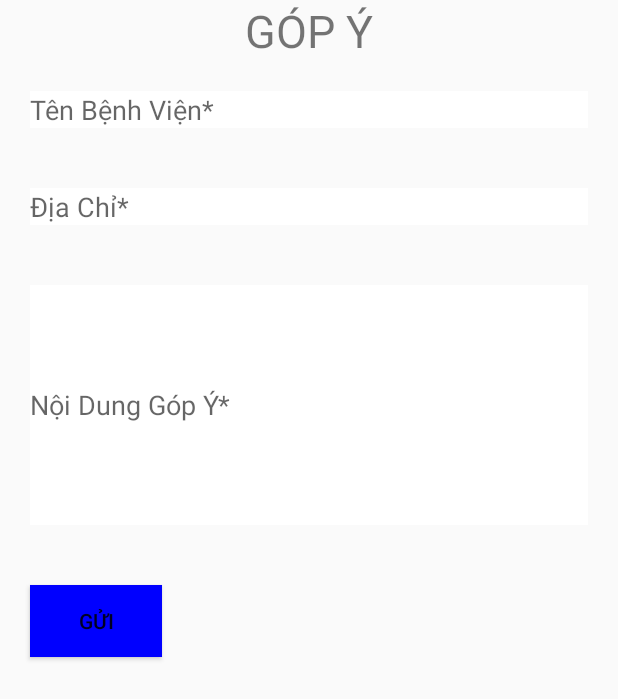
After one commit to phatlt2908/Android_ArcgisHospital, an Android app: the FeedBack screen opened directly, with no data from a screen before it, on a phone screen of 412 x 824 dp. The commit adds this screen. Shown: the top 699 px of the screen. Run offline under Robolectric (Android 15) with nearby library versions, the phone set to English and light mode, and no system bars.

Commit message:
Toan commit form feed back

```diff
--- a/app/src/main/AndroidManifest.xml
+++ b/app/src/main/AndroidManifest.xml
@@ -31,6 +31,7 @@
                 <category android:name="android.intent.category.LAUNCHER" />
             </intent-filter>
         </activity>
+        <activity android:name=".FeedBack"></activity>
     </application>
 
 </manifest>
--- /dev/null
+++ b/app/src/main/java/com/phatlt/suportmedicalacrgisapi/FeedBack.java
@@ -0,0 +1,87 @@
+package com.phatlt.suportmedicalacrgisapi;
+
+import android.app.Activity;
+import android.app.AlertDialog;
+import android.content.DialogInterface;
+import android.os.Bundle;
+import android.support.annotation.Nullable;
+import android.view.View;
+import android.widget.Button;
+import android.widget.EditText;
+
+public class FeedBack extends Activity {
+    EditText medicalName, medicalAdress, feedBackContent;
+    Button btnSend;
+    String medicalNameText, medicalAdressText, feedBackContentText;
+    boolean emptyText;
+    @Override
+    protected void onCreate(@Nullable Bundle savedInstanceState) {
+        super.onCreate(savedInstanceState);
+        setContentView(R.layout.feed_back);
+        addControls();
+        controlsButton();
+    }
+    private void controlsButton(){
+        btnSend.setOnClickListener(new View.OnClickListener() {
+            @Override
+            public void onClick(View view) {
+                Check();
+                if (emptyText == false) {
+                    AlertDialog.Builder builder = new AlertDialog.Builder(FeedBack.this, android.R.style.Theme_DeviceDefault_Light_Dialog);
+                    builder.setTitle("Bạn có chắc chắn muốn gửi hay không");
+                    builder.setMessage("Hãy lựa chọn bên dưới để xác nhận");
+                    builder.setIcon(android.R.drawable.ic_dialog_alert);
+                    builder.setCancelable(false);
+                    builder.setPositiveButton("Có", new DialogInterface.OnClickListener() {
+                        @Override
+                        public void onClick(DialogInterface dialogInterface, int i) {
+                            // Do sent data
+
+                        }
+                    });
+                    builder.setNegativeButton("Không", new DialogInterface.OnClickListener() {
+                        @Override
+                        public void onClick(DialogInterface dialogInterface, int i) {
+                            //
+
+                        }
+                    });
+                    builder.show();
+                }
+                else{
+                    AlertDialog.Builder builder = new AlertDialog.Builder(FeedBack.this, android.R.style.Theme_DeviceDefault_Light_Dialog);
+                    builder.setTitle("THÔNG BÁO");
+                    builder.setMessage("Vui lòng điền đầy đủ thông tin, thông tin không được bỏ trống");
+                    builder.setIcon(android.R.drawable.ic_dialog_alert);
+                    builder.setCancelable(false);
+                    builder.setPositiveButton("OK", new DialogInterface.OnClickListener() {
+                        @Override
+                        public void onClick(DialogInterface dialogInterface, int i) {
+                            //
+
+                        }
+                    });
+                    builder.show();
+                }
+            }
+        });
+    }
+   private void addControls(){
+        medicalName = (EditText) findViewById(R.id.medicalName);
+        medicalAdress = (EditText) findViewById(R.id.medicalAdress);
+        feedBackContent = (EditText) findViewById(R.id.feedBackContent);
+        btnSend = (Button) findViewById(R.id.btnSent);
+
+   }
+
+   private void Check(){
+       medicalNameText = medicalName.getText().toString().trim();
+       medicalAdressText = medicalAdress.getText().toString().trim();
+       feedBackContentText = feedBackContent.getText().toString().trim();
+        if(medicalNameText.equals("") || medicalAdressText.equals("") || feedBackContent.equals("")){
+            emptyText = true;
+        }
+        else
+            emptyText = false;
+   }
+}
--- /dev/null
+++ b/app/src/main/res/layout/feed_back.xml
@@ -0,0 +1,48 @@
+<?xml version="1.0" encoding="utf-8"?>
+<LinearLayout
+    xmlns:android="http://schemas.android.com/apk/res/android" android:layout_width="match_parent"
+    android:layout_height="match_parent"
+    android:orientation="vertical">
+
+    <TextView
+        android:gravity="center"
+        android:textSize="30dp"
+        android:id="@+id/textView3"
+        android:layout_width="match_parent"
+        android:layout_height="wrap_content"
+        android:text="GÓP Ý" />
+
+    <EditText
+        android:id="@+id/medicalName"
+        android:background="#FFFFFF"
+        android:layout_margin="20dp"
+        android:hint="Tên Bệnh Viện*"
+        android:layout_width="match_parent"
+        android:layout_height="wrap_content" />
+    <EditText
+        android:id="@+id/medicalAdress"
+        android:background="#FFFFFF"
+        android:layout_margin="20dp"
+        android:hint="Địa Chỉ*"
+        android:layout_width="match_parent"
+        android:layout_height="wrap_content" />
+    <EditText
+        android:id="@+id/feedBackContent"
+        android:background="#FFFFFF"
+        android:layout_margin="20dp"
+        android:hint="Nội Dung Góp Ý*"
+        android:layout_width="match_parent"
+        android:layout_height="1in" />
+    <LinearLayout
+        android:layout_width="match_parent"
+        android:layout_height="wrap_content"
+        android:orientation="horizontal">
+        <Button
+            android:background="#0000FF"
+            android:layout_margin="20dp"
+            android:id="@+id/btnSent"
+            android:text="Gửi"
+            android:layout_width="wrap_content"
+            android:layout_height="wrap_content" />
+    </LinearLayout>
+</LinearLayout>
```
Also changed, not shown: app/src/main/java/com/phatlt/suportmedicalacrgisapi/MainActivity.java (+10 -1 lines), app/src/main/res/layout/activity_main.xml (+10 -1 lines).
